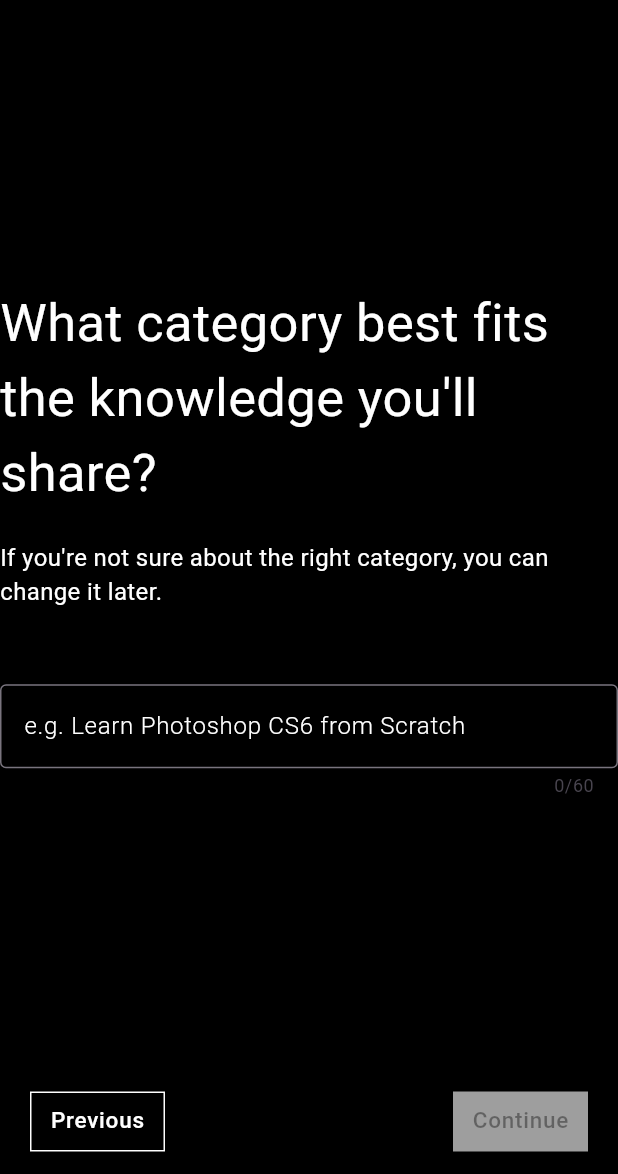
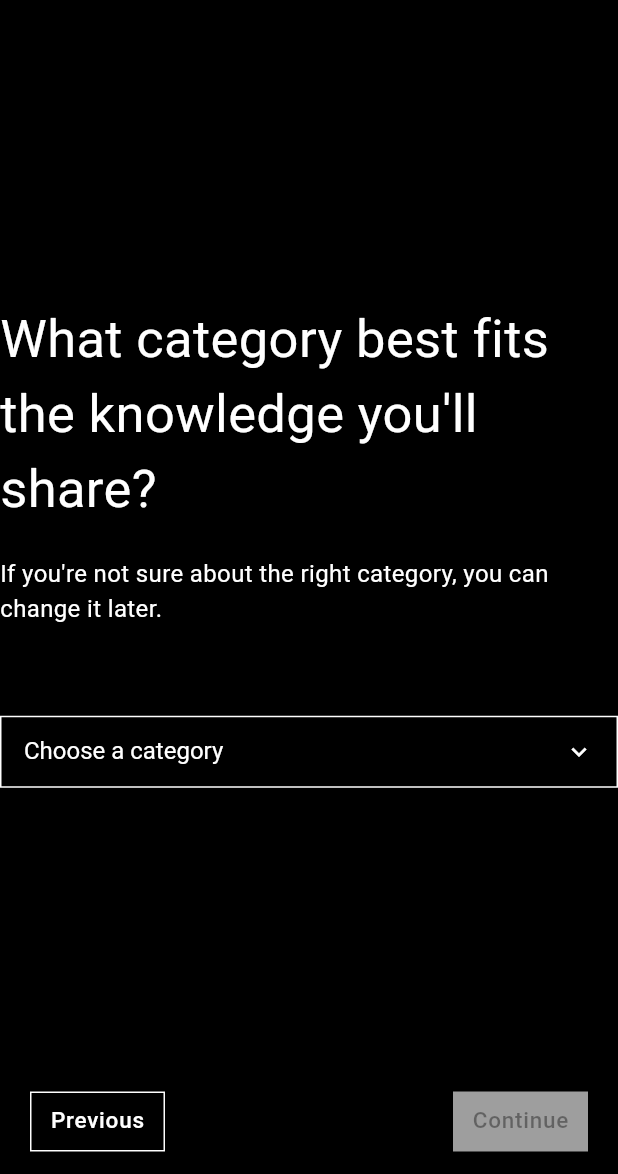
Before and after one commit to mibad862/E-Learning-Web-App, a Flutter app: the ScreenThree screen opened directly, on a phone screen of 412 x 824 dp, the part 62-1236 px from its top. Run offline on Flutter 3.47's test engine with Material 3 defaults, Android fonts, the phone set to English and light mode, and no system bars; project files that could hold a hidden picture were left out.

Commit message:
Third Commit

```diff
--- a/lib/Views/home_view.dart
+++ b/lib/Views/home_view.dart
@@ -282,6 +282,7 @@ class _HomeViewState extends State<HomeView> {
                           ),
                           const SizedBox(width: 25),
                           const CommonDropdownButton(
+                            dropDownWidth: 180,
                             hintText: "Newest",
                             items: [
                               "Newest",
--- a/lib/Views/screen_three.dart
+++ b/lib/Views/screen_three.dart
@@ -1,11 +1,12 @@
 import 'package:flutter/cupertino.dart';
 import 'package:flutter/material.dart';
-import 'package:flutter/widgets.dart';
+import 'package:udemy_clone/Views/screen_four.dart';
 import 'package:udemy_clone/widgets/common_bottom_nav_bar.dart';
+import 'package:udemy_clone/widgets/common_dropdown_button.dart';
+import 'package:udemy_clone/widgets/custom_button.dart';
+import 'package:udemy_clone/widgets/mobile_app_bar.dart';
 import 'package:udemy_clone/widgets/web_app_bar.dart';
 
-import '../widgets/custom_button.dart';
-import '../widgets/mobile_app_bar.dart';
 import 'break-points.dart';
 
 class ScreenThree extends StatefulWidget {
@@ -16,32 +17,12 @@ class ScreenThree extends StatefulWidget {
 }
 
 class ScreenThreeState extends State<ScreenThree> {
-  bool isHovered1 = false;
-  bool isHovered2 = false;
-  String currentOption = "";
-  final TextEditingController _textFieldController = TextEditingController();
-  bool isTextFieldEmpty = true;
-
-  @override
-  void initState() {
-    super.initState();
-    _textFieldController.addListener(_checkTextField);
-  }
-
-  @override
-  void dispose() {
-    _textFieldController.dispose();
-    super.dispose();
-  }
-
-  void _checkTextField() {
-    setState(() {
-      isTextFieldEmpty = _textFieldController.text.isEmpty;
-    });
-  }
+  String dropdownValue = 'Choose a category';
 
   @override
   Widget build(BuildContext context) {
+    bool isDropDownEmpty = dropdownValue == 'Choose a category';
+
     return LayoutBuilder(builder: (context, constraints) {
       return Scaffold(
         bottomNavigationBar: CommonBottomNavBar(
@@ -61,16 +42,17 @@ class ScreenThreeState extends State<ScreenThree> {
             borderRadius: 0,
             width: 90,
             height: 40,
-            borderColor: isTextFieldEmpty ? Colors.grey : Colors.white,
-            buttonColor: isTextFieldEmpty ? Colors.grey : Colors.white,
-            textColor: isTextFieldEmpty ? Colors.black38 : Colors.black,
-            onPressed: isTextFieldEmpty
+            borderColor: isDropDownEmpty ? Colors.grey : Colors.white,
+            buttonColor: isDropDownEmpty ? Colors.grey : Colors.white,
+            textColor: isDropDownEmpty ? Colors.black38 : Colors.black,
+            onPressed: isDropDownEmpty
                 ? () {}
                 : () {
                     Navigator.push(
                       context,
                       MaterialPageRoute(
-                      builder: (context) => const ScreenThree()));
+                          builder: (context) => const ScreenFour()),
+                    );
                   },
             text: "Continue",
           ),
@@ -81,7 +63,7 @@ class ScreenThreeState extends State<ScreenThree> {
                 preferredSize: Size(double.infinity, 55.0),
                 child: MobileAppBar(),
               )
-            : PreferredSize(
+            : const PreferredSize(
                 preferredSize: Size(double.infinity, 72.0),
                 child: WebAppBar(
                   stepNumberText: "3",
@@ -108,22 +90,33 @@ class ScreenThreeState extends State<ScreenThree> {
                   color: Colors.white,
                 ),
               ),
-              const SizedBox(height: 50),
-              SizedBox(
-                width: 600,
-                height: 80,
-                child: TextField(
-                  controller: _textFieldController,
-                  maxLength: 60,
-                  style: TextStyle(
-                      color: Colors.white, fontWeight: FontWeight.w300),
-                  decoration: InputDecoration(
-                    hintStyle: TextStyle(
-                        color: Colors.white, fontWeight: FontWeight.w300),
-                    hintText: "e.g. Learn Photoshop CS6 from Scratch",
-                    border: OutlineInputBorder(),
-                  ),
-                ),
+              const SizedBox(height: 60),
+              CommonDropdownButton(
+                dropDownWidth: 550,
+                hintText: 'Choose a category',
+                value: dropdownValue,
+                onChanged: (newValue) {
+                  setState(() {
+                    dropdownValue = newValue as String;
+                  });
+                },
+                items: const <String>[
+                  'Choose a category',
+                  'Development',
+                  'Business',
+                  'Finance & Accounting',
+                  'IT & Software',
+                  'Office Productivity',
+                  'Personal Development',
+                  'Design',
+                  'Marketing',
+                  'Lifestyle',
+                  'Photography & Video',
+                  'Health & Fitness',
+                  'Music',
+                  'Teaching & Academics',
+                  "I don't know yet"
+                ],
               ),
             ],
           ),
--- a/lib/Views/screen_two.dart
+++ b/lib/Views/screen_two.dart
@@ -1,6 +1,7 @@
 import 'package:flutter/cupertino.dart';
 import 'package:flutter/material.dart';
 import 'package:flutter/widgets.dart';
+import 'package:udemy_clone/Views/screen_three.dart';
 import 'package:udemy_clone/widgets/common_bottom_nav_bar.dart';
 import 'package:udemy_clone/widgets/web_app_bar.dart';
 
@@ -70,7 +71,7 @@ class ScreenTwoState extends State<ScreenTwo> {
                     Navigator.push(
                         context,
                         MaterialPageRoute(
-                            builder: (context) => const ScreenTwo()));
+                            builder: (context) => const ScreenThree()));
                   },
             text: "Continue",
           ),
--- a/lib/main.dart
+++ b/lib/main.dart
@@ -1,6 +1,5 @@
 import 'package:flutter/material.dart';
 import 'package:udemy_clone/Views/home_view.dart';
-import 'package:udemy_clone/Views/screen_three.dart';
 
 void main() {
   runApp(MyApp());
@@ -15,7 +14,7 @@ class MyApp extends StatelessWidget {
       title: 'Responsive App',
       debugShowCheckedModeBanner: false,
       theme: ThemeData(primarySwatch: Colors.blue),
-      home: const ScreenThree(),
+      home: const HomeView(),
     );
   }
 }
--- a/lib/widgets/common_dropdown_button.dart
+++ b/lib/widgets/common_dropdown_button.dart
@@ -1,21 +1,43 @@
 import 'package:flutter/material.dart';
 
-class CommonDropdownButton extends StatelessWidget {
+class CommonDropdownButton extends StatefulWidget {
   final String hintText;
   final List<String> items;
+  final double? dropDownHeight;
+  final double? dropDownWidth;
+  final String? value; // New property for controlling the selected value
+  final ValueChanged<String?>? onChanged; // Callback for when the value changes
 
   const CommonDropdownButton({
     super.key,
     required this.hintText,
     required this.items,
+    this.dropDownHeight,
+    this.dropDownWidth,
+    this.value, // Initialize with a selected value if any
+    this.onChanged, // Callback function for value change
   });
+
+  @override
+  CommonDropdownButtonState createState() => CommonDropdownButtonState();
+}
+
+class CommonDropdownButtonState extends State<CommonDropdownButton> {
+  late String? selectedValue;
+
+  @override
+  void initState() {
+    super.initState();
+    selectedValue = widget.value; // Initialize the selected value
+  }
 
   @override
   Widget build(BuildContext context) {
     return Container(
-      padding: EdgeInsets.symmetric(horizontal: 15),
+      padding: const EdgeInsets.symmetric(horizontal: 15),
       alignment: Alignment.center,
-      height: 48,
+      height: widget.dropDownHeight ?? 48,
+      width: widget.dropDownWidth ?? 0,
       decoration: BoxDecoration(
         border: Border.all(
           color: Colors.white,
@@ -26,12 +48,12 @@ class CommonDropdownButton extends StatelessWidget {
         color: Colors.white,
         padding: EdgeInsets.zero,
         itemBuilder: (BuildContext context) {
-          return items.map((String value) {
+          return widget.items.map((String value) {
             return PopupMenuItem<String>(
               value: value,
               child: Text(
                 value,
-                style: TextStyle(
+                style: const TextStyle(
                   // Customize the style here
                   fontSize: 16,
                   color: Colors.black,
@@ -41,19 +63,30 @@ class CommonDropdownButton extends StatelessWidget {
             );
           }).toList();
         },
-        onSelected: (_) {},
+        onSelected: (String value) {
+          setState(() {
+            selectedValue = value;
+          });
+          if (widget.onChanged != null) {
+            widget.onChanged!(value); // Call the onChanged callback
+          }
+        },
         child: Row(
-          mainAxisAlignment: MainAxisAlignment.center,
+          mainAxisAlignment: MainAxisAlignment.spaceBetween,
           children: [
             Text(
-              hintText,
+              selectedValue ?? widget.hintText,
               style: Theme.of(context)
                   .textTheme
                   .displaySmall!
                   .copyWith(fontSize: 16, color: Colors.white),
             ),
-            SizedBox(width: 5),
-            Icon(Icons.keyboard_arrow_down_outlined, size: 20, color: Colors.white,),
+            const SizedBox(width: 5),
+            const Icon(
+              Icons.keyboard_arrow_down_outlined,
+              size: 20,
+              color: Colors.white,
+            ),
           ],
         ),
       ),
--- a/lib/widgets/web_app_bar.dart
+++ b/lib/widgets/web_app_bar.dart
@@ -57,7 +57,7 @@ class _WebAppBarState extends State<WebAppBar> {
               )),
           const SizedBox(width: 50.0),
           if (widget.stepNumberText != null) ...[
-            Text('Step ${widget.stepNumberText} of 6',
+            Text('Step ${widget.stepNumberText} of 4',
                 style: const TextStyle(
                   letterSpacing: 1.0,
                   color: Colors.white,
```
Also changed, not shown: lib/Views/screen_four.dart (added, +136 -0 lines). Lines whose indentation alone changed are shown as unchanged.
